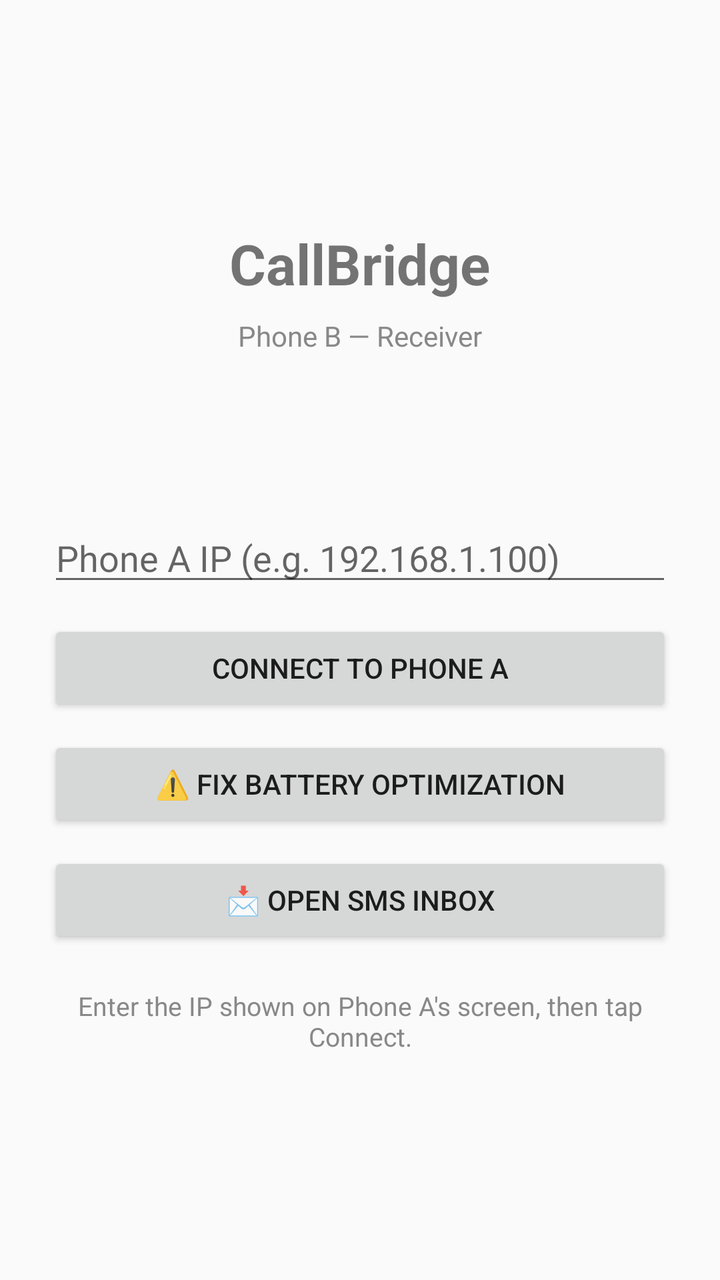
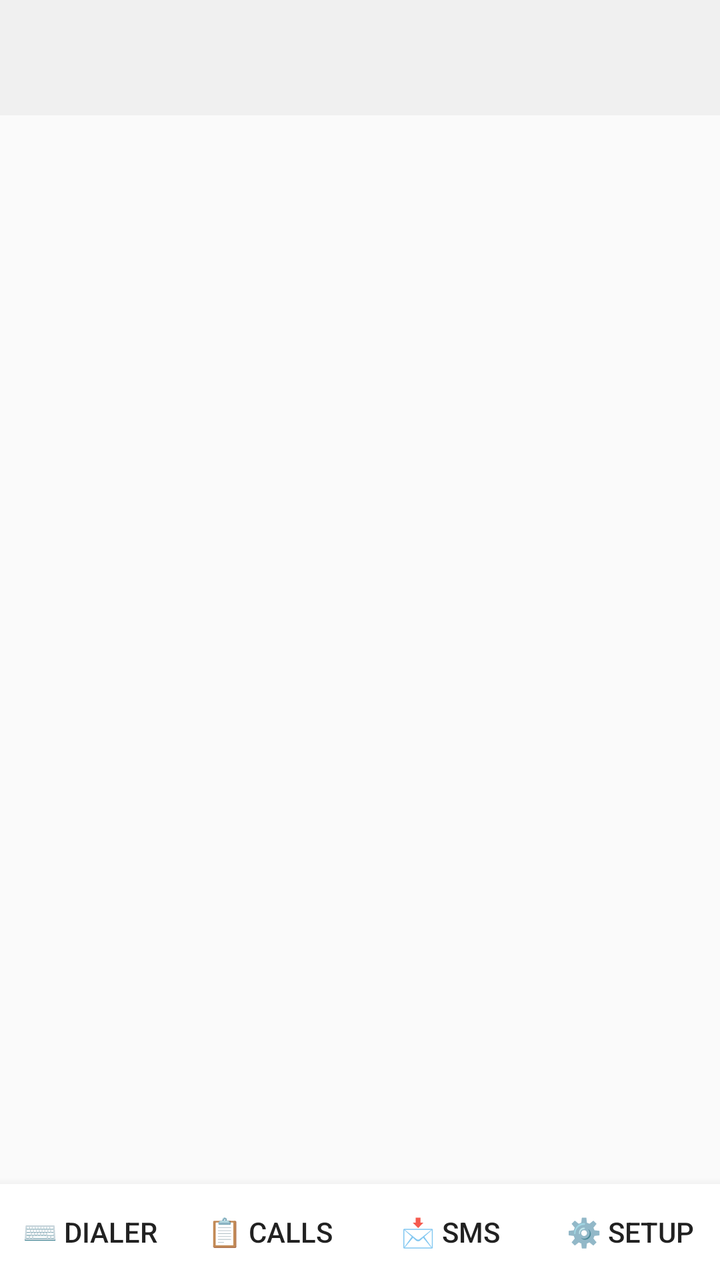

Before-and-after screenshots of an Android layout around one commit, followed by the original layout XML and the change that was made.
<!-- AndroidManifest.xml: application theme AppTheme -->
<!-- res/layout/activity_main.xml -->
<?xml version="1.0" encoding="utf-8"?>
<LinearLayout xmlns:android="http://schemas.android.com/apk/res/android"
    android:layout_width="match_parent"
    android:layout_height="match_parent"
    android:orientation="vertical"
    android:padding="24dp"
    android:gravity="center">

    <TextView
        android:text="CallBridge"
        android:layout_width="wrap_content"
        android:layout_height="wrap_content"
        android:textSize="28sp"
        android:textStyle="bold"
        android:layout_marginBottom="8dp" />

    <TextView
        android:text="Phone B — Receiver"
        android:layout_width="wrap_content"
        android:layout_height="wrap_content"
        android:textSize="14sp"
        android:textColor="#888888"
        android:layout_marginBottom="16dp" />

    <TextView
        android:id="@+id/tvStatus"
        android:layout_width="match_parent"
        android:layout_height="wrap_content"
        android:textSize="16sp"
        android:gravity="center"
        android:layout_marginBottom="4dp" />

    <TextView
        android:id="@+id/tvTransport"
        android:layout_width="match_parent"
        android:layout_height="wrap_content"
        android:textSize="13sp"
        android:gravity="center"
        android:textColor="#888888"
        android:layout_marginBottom="20dp" />

    <EditText
        android:id="@+id/etPhoneAIp"
        android:layout_width="match_parent"
        android:layout_height="wrap_content"
        android:hint="Phone A IP (e.g. 192.168.1.100)"
        android:inputType="text"
        android:layout_marginBottom="12dp" />

    <Button
        android:id="@+id/btnConnect"
        android:layout_width="match_parent"
        android:layout_height="wrap_content"
        android:text="Connect to Phone A"
        android:layout_marginBottom="10dp" />

    <Button
        android:id="@+id/btnBatteryFix"
        android:layout_width="match_parent"
        android:layout_height="wrap_content"
        android:text="⚠️ Fix Battery Optimization"
        android:layout_marginBottom="10dp" />

    <Button
        android:id="@+id/btnOpenSms"
        android:layout_width="match_parent"
        android:layout_height="wrap_content"
        android:text="📩 Open SMS Inbox" />

    <TextView
        android:layout_width="match_parent"
        android:layout_height="wrap_content"
        android:text="Enter the IP shown on Phone A's screen, then tap Connect."
        android:textSize="13sp"
        android:layout_marginTop="20dp"
        android:gravity="center"
        android:textColor="#888888" />

</LinearLayout>
<!-- resources referenced by this layout -->
<resources>
  <style name="AppTheme" parent="Theme.AppCompat.Light.DarkActionBar">
          <item name="colorPrimary">#1976D2</item>
          <item name="colorPrimaryDark">#1565C0</item>
          <item name="colorAccent">#4CAF50</item>
      </style>
</resources>

<!-- the commit's change to res/layout/activity_main.xml (unified diff, before → after) -->
@@ -2,78 +2,79 @@
 <LinearLayout xmlns:android="http://schemas.android.com/apk/res/android"
     android:layout_width="match_parent"
     android:layout_height="match_parent"
-    android:orientation="vertical"
-    android:padding="24dp"
-    android:gravity="center">
+    android:orientation="vertical">
 
-    <TextView
-        android:text="CallBridge"
-        android:layout_width="wrap_content"
-        android:layout_height="wrap_content"
-        android:textSize="28sp"
-        android:textStyle="bold"
-        android:layout_marginBottom="8dp" />
-
-    <TextView
-        android:text="Phone B — Receiver"
-        android:layout_width="wrap_content"
-        android:layout_height="wrap_content"
-        android:textSize="14sp"
-        android:textColor="#888888"
-        android:layout_marginBottom="16dp" />
-
-    <TextView
-        android:id="@+id/tvStatus"
+    
+    <LinearLayout
         android:layout_width="match_parent"
         android:layout_height="wrap_content"
-        android:textSize="16sp"
-        android:gravity="center"
-        android:layout_marginBottom="4dp" />
+        android:orientation="vertical"
+        android:padding="12dp"
+        android:background="#F0F0F0">
 
-    <TextView
-        android:id="@+id/tvTransport"
+        <TextView
+            android:id="@+id/tvStatus"
+            android:layout_width="match_parent"
+            android:layout_height="wrap_content"
+            android:textSize="14sp"
+            android:gravity="center" />
+
+        <TextView
+            android:id="@+id/tvTransport"
+            android:layout_width="match_parent"
+            android:layout_height="wrap_content"
+            android:textSize="11sp"
+            android:gravity="center"
+            android:textColor="#888888" />
+    </LinearLayout>
+
+    
+    <FrameLayout
+        android:id="@+id/tabContent"
+        android:layout_width="match_parent"
+        android:layout_height="0dp"
+        android:layout_weight="1" />
+
+    
+    <LinearLayout
         android:layout_width="match_parent"
         android:layout_height="wrap_content"
-        android:textSize="13sp"
-        android:gravity="center"
-        android:textColor="#888888"
-        android:layout_marginBottom="20dp" />
+        android:orientation="horizontal"
+        android:background="#FFFFFF"
+        android:elevation="8dp">
 
-    <EditText
-        android:id="@+id/etPhoneAIp"
-        android:layout_width="match_parent"
-        android:layout_height="wrap_content"
-        android:hint="Phone A IP (e.g. 192.168.1.100)"
-        android:inputType="text"
-        android:layout_marginBottom="12dp" />
+        <Button
+            android:id="@+id/tabDialer"
+            android:layout_width="0dp"
+            android:layout_height="wrap_content"
+            android:layout_weight="1"
+            android:text="⌨️ Dialer"
+            android:background="?attr/selectableItemBackground" />
 
-    <Button
-        android:id="@+id/btnConnect"
-        android:layout_width="match_parent"
-        android:layout_height="wrap_content"
-        android:text="Connect to Phone A"
-        android:layout_marginBottom="10dp" />
+        <Button
+            android:id="@+id/tabCallLog"
+            android:layout_width="0dp"
+            android:layout_height="wrap_content"
+            android:layout_weight="1"
+            android:text="📋 Calls"
+            android:background="?attr/selectableItemBackground" />
 
-    <Button
-        android:id="@+id/btnBatteryFix"
-        android:layout_width="match_parent"
-        android:layout_height="wrap_content"
-        android:text="⚠️ Fix Battery Optimization"
-        android:layout_marginBottom="10dp" />
+        <Button
+            android:id="@+id/tabSms"
+            android:layout_width="0dp"
+            android:layout_height="wrap_content"
+            android:layout_weight="1"
+            android:text="📩 SMS"
+            android:background="?attr/selectableItemBackground" />
 
-    <Button
-        android:id="@+id/btnOpenSms"
-        android:layout_width="match_parent"
-        android:layout_height="wrap_content"
-        android:text="📩 Open SMS Inbox" />
+        <Button
+            android:id="@+id/tabSettings"
+            android:layout_width="0dp"
+            android:layout_height="wrap_content"
+            android:layout_weight="1"
+            android:text="⚙️ Setup"
+            android:background="?attr/selectableItemBackground" />
 
-    <TextView
-        android:layout_width="match_parent"
-        android:layout_height="wrap_content"
-        android:text="Enter the IP shown on Phone A's screen, then tap Connect."
-        android:textSize="13sp"
-        android:layout_marginTop="20dp"
-        android:gravity="center"
-        android:textColor="#888888" />
+    </LinearLayout>
 
 </LinearLayout>
